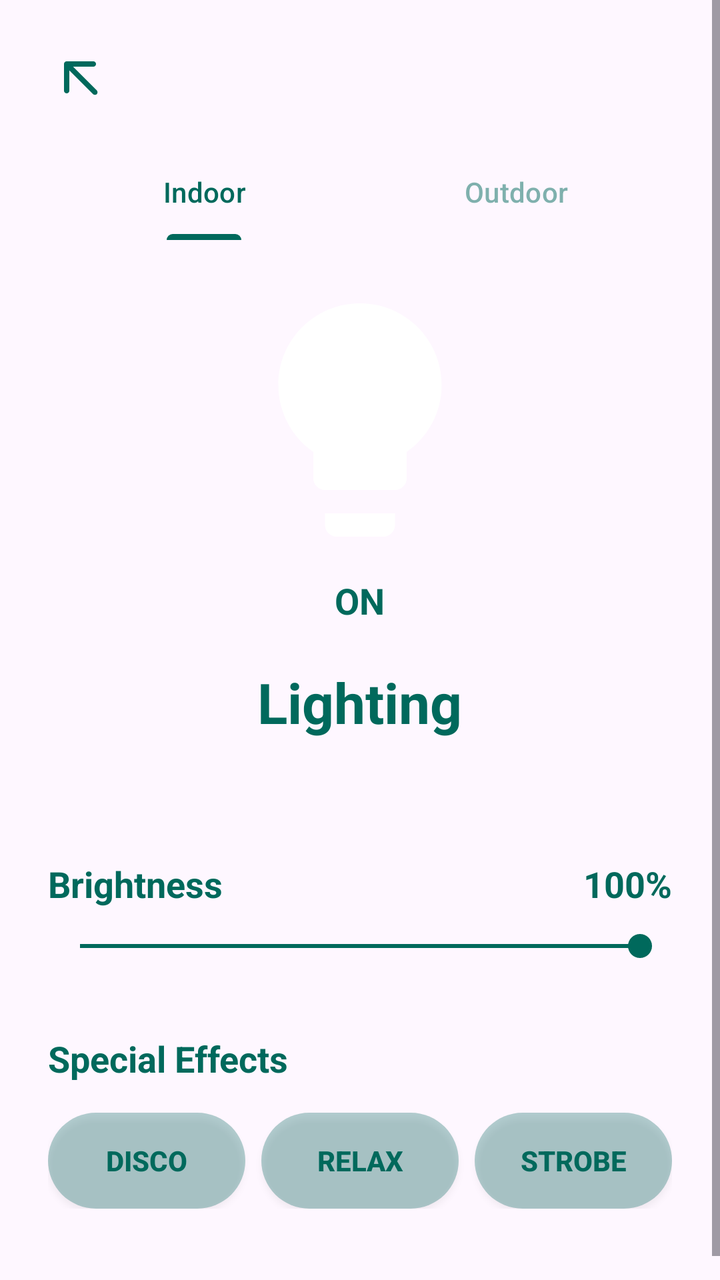
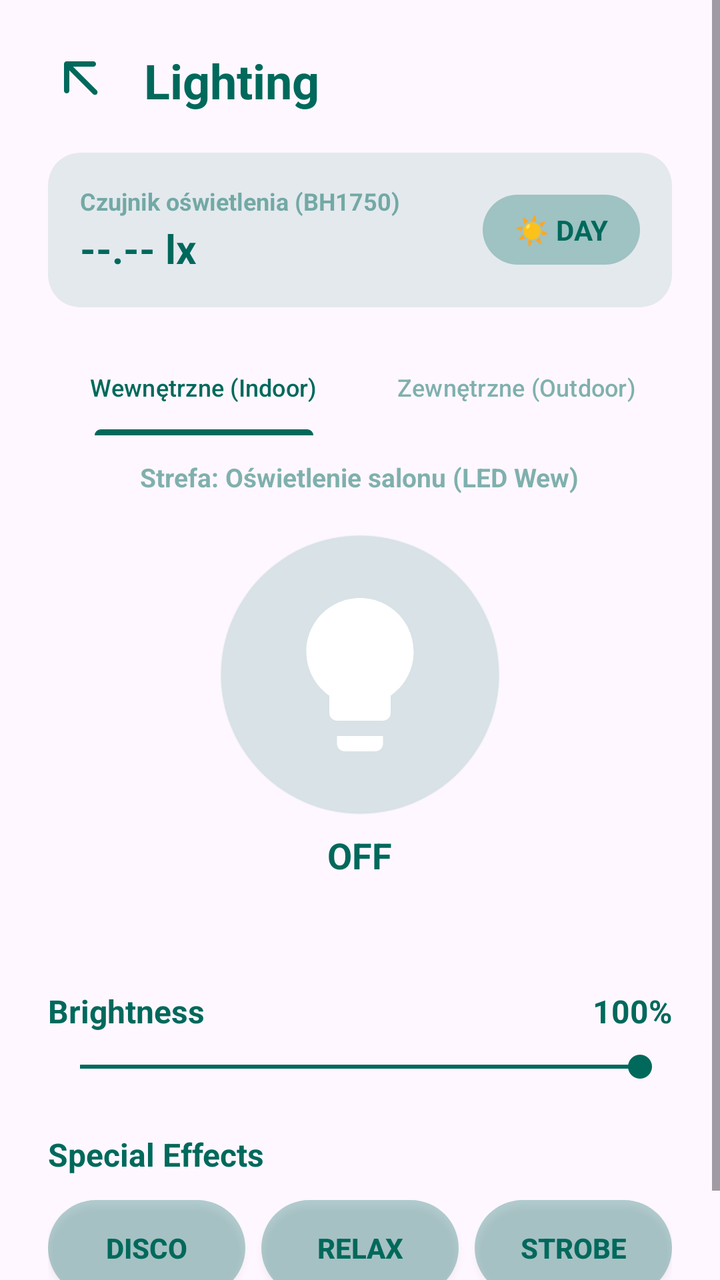

An Android layout rendered at two revisions. The XML below is the earlier revision; the diff shows what the commit changed to produce the second picture.
<!-- AndroidManifest.xml: application theme Theme.SmartHomeApp -->
<!-- res/layout/activity_lighting.xml -->
<?xml version="1.0" encoding="utf-8"?>
<ScrollView xmlns:android="http://schemas.android.com/apk/res/android"
    xmlns:app="http://schemas.android.com/apk/res-auto"
    android:layout_width="match_parent"
    android:layout_height="match_parent"
    android:background="?android:attr/windowBackground">

    <LinearLayout
        android:layout_width="match_parent"
        android:layout_height="wrap_content"
        android:orientation="vertical"
        android:padding="24dp"
        android:gravity="center_horizontal">

        <RelativeLayout
            android:layout_width="match_parent"
            android:layout_height="wrap_content">
            <ImageView
                android:id="@+id/btnBack"
                android:layout_width="32dp"
                android:layout_height="32dp"
                android:src="@drawable/ic_back"
                app:tint="#00695C"
                android:layout_alignParentStart="true" />
        </RelativeLayout>

        <com.google.android.material.tabs.TabLayout
            android:id="@+id/tabLightTarget"
            android:layout_width="match_parent"
            android:layout_height="wrap_content"
            android:layout_marginTop="16dp"
            android:background="@android:color/transparent"
            app:tabSelectedTextColor="#00695C"
            app:tabTextColor="#8000695C"
            app:tabIndicatorColor="#00695C">
            <com.google.android.material.tabs.TabItem
                android:layout_width="wrap_content"
                android:layout_height="wrap_content"
                android:text="Indoor" />
            <com.google.android.material.tabs.TabItem
                android:layout_width="wrap_content"
                android:layout_height="wrap_content"
                android:text="Outdoor" />
        </com.google.android.material.tabs.TabLayout>

        <ImageView
            android:id="@+id/ivLightButton"
            android:layout_width="140dp"
            android:layout_height="140dp"
            android:src="@drawable/ic_light_bulb"
            android:layout_marginTop="20dp"
            android:scaleType="fitCenter" />

        <TextView
            android:id="@+id/tvLightStatus"
            android:layout_width="wrap_content"
            android:layout_height="wrap_content"
            android:text="ON"
            android:textSize="18sp"
            android:textStyle="bold"
            android:textColor="#00695C"
            android:layout_marginTop="8dp"/>

        <TextView
            android:layout_width="wrap_content"
            android:layout_height="wrap_content"
            android:text="@string/title_lighting"
            android:textSize="28sp"
            android:textStyle="bold"
            android:textColor="#00695C"
            android:layout_marginTop="20dp"
            android:layout_marginBottom="25dp"/>

        <GridLayout
            android:id="@+id/colorGrid"
            android:layout_width="wrap_content"
            android:layout_height="wrap_content"
            android:columnCount="6"
            android:layout_gravity="center_horizontal"
            android:layout_marginBottom="35dp" />

        <LinearLayout
            android:layout_width="match_parent"
            android:layout_height="wrap_content"
            android:orientation="horizontal"
            android:layout_marginBottom="10dp">
            <TextView
                android:layout_width="0dp"
                android:layout_height="wrap_content"
                android:layout_weight="1"
                android:text="@string/label_brightness"
                android:textSize="18sp"
                android:textStyle="bold"
                android:textColor="#00695C" />
            <TextView
                android:id="@+id/tvBrightnessPercent"
                android:layout_width="wrap_content"
                android:layout_height="wrap_content"
                android:text="100%"
                android:textSize="18sp"
                android:textStyle="bold"
                android:textColor="#00695C" />
        </LinearLayout>

        <SeekBar
            android:id="@+id/brightnessSeekBar"
            android:layout_width="match_parent"
            android:layout_height="wrap_content"
            android:max="100"
            android:progress="100"
            android:progressTint="#00695C"
            android:thumbTint="#00695C"
            android:layout_marginBottom="35dp"/>

        <TextView
            android:layout_width="match_parent"
            android:layout_height="wrap_content"
            android:text="@string/label_special_effects"
            android:textSize="18sp"
            android:textStyle="bold"
            android:textColor="#00695C"
            android:layout_marginBottom="15dp"/>

        <LinearLayout
            android:layout_width="match_parent"
            android:layout_height="wrap_content"
            android:orientation="horizontal"
            android:weightSum="3"
            android:layout_marginBottom="24dp">

            <androidx.appcompat.widget.AppCompatButton
                android:id="@+id/btnDisco"
                android:layout_width="0dp"
                android:layout_height="wrap_content"
                android:layout_weight="1"
                android:text="@string/btn_disco"
                android:textStyle="bold"
                android:textColor="#00695C"
                android:background="@drawable/bg_heating_button"
                android:layout_marginEnd="8dp"/>

            <androidx.appcompat.widget.AppCompatButton
                android:id="@+id/btnRelax"
                android:layout_width="0dp"
                android:layout_height="wrap_content"
                android:layout_weight="1"
                android:text="@string/btn_relax"
                android:textStyle="bold"
                android:textColor="#00695C"
                android:background="@drawable/bg_heating_button"
                android:layout_marginEnd="8dp"/>

            <androidx.appcompat.widget.AppCompatButton
                android:id="@+id/btnStrobe"
                android:layout_width="0dp"
                android:layout_height="wrap_content"
                android:layout_weight="1"
                android:text="@string/btn_strobe"
                android:textStyle="bold"
                android:textColor="#00695C"
                android:background="@drawable/bg_heating_button"/>
        </LinearLayout>

        <LinearLayout
            android:id="@+id/layoutAutoMode"
            android:layout_width="match_parent"
            android:layout_height="wrap_content"
            android:orientation="horizontal"
            android:padding="16dp"
            android:gravity="center_vertical"
            android:visibility="gone">

            <TextView
                android:layout_width="0dp"
                android:layout_height="wrap_content"
                android:layout_weight="1"
                android:text="Auto Night Mode"
                android:textColor="#00695C"
                android:textSize="18sp"
                android:textStyle="bold" />

            <com.google.android.material.switchmaterial.SwitchMaterial
                android:id="@+id/switchAutoMode"
                android:layout_width="wrap_content"
                android:layout_height="wrap_content"
                app:thumbTint="#00695C"
                app:trackTint="#4D00695C" />


        </LinearLayout>

    </LinearLayout>
</ScrollView>
<!-- resources referenced by this layout -->
<resources>
  <!-- drawable bg_heating_button (drawable) -->
  <?xml version="1.0" encoding="utf-8"?>
  <selector xmlns:android="http://schemas.android.com/apk/res/android">
      <item android:state_pressed="true">
          <shape android:shape="rectangle">
              <solid android:color="#9900695C"/> <corners android:radius="24dp"/> </shape>
      </item>
  
      <item>
          <shape android:shape="rectangle">
              <solid android:color="#4D00695C"/> <corners android:radius="24dp"/>
          </shape>
      </item>
  </selector>
  <!-- drawable ic_back (drawable) -->
  <vector xmlns:android="http://schemas.android.com/apk/res/android" android:height="24dp" android:tint="#000000" android:viewportHeight="960" android:viewportWidth="960" android:width="24dp">
        
      <path android:fillColor="@android:color/white" android:pathData="M320,336L320,640Q320,657 308.5,668.5Q297,680 280,680Q263,680 251.5,668.5Q240,657 240,640L240,240Q240,223 251.5,211.5Q263,200 280,200L680,200Q697,200 708.5,211.5Q720,223 720,240Q720,257 708.5,268.5Q697,280 680,280L376,280L732,636Q743,647 743,664Q743,681 732,692Q721,703 704,703Q687,703 676,692L320,336Z"/>
      
  </vector>
  <!-- drawable ic_light_bulb (drawable) -->
  <?xml version="1.0" encoding="utf-8"?>
  <vector xmlns:android="http://schemas.android.com/apk/res/android"
      android:width="24dp"
      android:height="24dp"
      android:viewportWidth="24"
      android:viewportHeight="24">
      <path
          android:fillColor="#FFFFFF"
          android:pathData="M12,2C8.13,2 5,5.13 5,9c0,2.38 1.19,4.47 3,5.74L8,17c0,0.55 0.45,1 1,1h6c0.55,0 1,-0.45 1,-1v-2.26c1.81,-1.27 3,-3.36 3,-5.74 0,-3.87 -3.13,-7 -7,-7zM9,21c0,0.55 0.45,1 1,1h4c0.55,0 1,-0.45 1,-1v-1L9,20v1z"/>
  </vector>
  <string name="btn_disco">Disco</string>
  <string name="btn_relax">Relax</string>
  <string name="btn_strobe">Strobe</string>
  <string name="label_brightness">Brightness</string>
  <string name="label_special_effects">Special Effects</string>
  <string name="title_lighting">Lighting</string>
  <style name="Theme.SmartHomeApp" parent="Base.Theme.SmartHomeApp" />
  <style name="Base.Theme.SmartHomeApp" parent="Theme.Material3.DayNight.NoActionBar">
          
          
      </style>
</resources>

<!-- the commit's change to res/layout/activity_lighting.xml (unified diff, before → after) -->
@@ -8,46 +8,129 @@
     <LinearLayout
         android:layout_width="match_parent"
         android:layout_height="wrap_content"
+        android:gravity="center_horizontal"
         android:orientation="vertical"
-        android:padding="24dp"
-        android:gravity="center_horizontal">
-
-        <RelativeLayout
-            android:layout_width="match_parent"
-            android:layout_height="wrap_content">
+        android:padding="24dp">
+
+        
+        <LinearLayout
+            android:layout_width="match_parent"
+            android:layout_height="wrap_content"
+            android:gravity="center_vertical"
+            android:orientation="horizontal">
+
             <ImageView
                 android:id="@+id/btnBack"
                 android:layout_width="32dp"
                 android:layout_height="32dp"
                 android:src="@drawable/ic_back"
-                app:tint="#00695C"
-                android:layout_alignParentStart="true" />
-        </RelativeLayout>
-
+                app:tint="#00695C" />
+
+            <TextView
+                android:layout_width="wrap_content"
+                android:layout_height="wrap_content"
+                android:layout_marginStart="16dp"
+                android:text="@string/title_lighting"
+                android:textColor="#00695C"
+                android:textSize="24sp"
+                android:textStyle="bold" />
+        </LinearLayout>
+
+        
+        <androidx.cardview.widget.CardView
+            android:layout_width="match_parent"
+            android:layout_height="wrap_content"
+            android:layout_marginTop="20dp"
+            app:cardBackgroundColor="#1A00695C"
+            app:cardCornerRadius="16dp"
+            app:cardElevation="0dp">
+
+            <LinearLayout
+                android:layout_width="match_parent"
+                android:layout_height="wrap_content"
+                android:gravity="center_vertical"
+                android:orientation="horizontal"
+                android:padding="16dp">
+
+                <LinearLayout
+                    android:layout_width="0dp"
+                    android:layout_height="wrap_content"
+                    android:layout_weight="1"
+                    android:orientation="vertical">
+
+                    <TextView
+                        android:layout_width="wrap_content"
+                        android:layout_height="wrap_content"
+                        android:text="Czujnik oświetlenia (BH1750)"
+                        android:textColor="#8000695C"
+                        android:textSize="12sp"
+                        android:textStyle="bold" />
+
+                    <TextView
+                        android:id="@+id/tvLightSensorLux"
+                        android:layout_width="wrap_content"
+                        android:layout_height="wrap_content"
+                        android:layout_marginTop="2dp"
+                        android:text="--.-- lx"
+                        android:textColor="#00695C"
+                        android:textSize="20sp"
+                        android:textStyle="bold" />
+                </LinearLayout>
+
+                <TextView
+                    android:id="@+id/tvDayNightBadge"
+                    android:layout_width="wrap_content"
+                    android:layout_height="wrap_content"
+                    android:background="@drawable/bg_heating_button"
+                    android:paddingHorizontal="16dp"
+                    android:paddingVertical="8dp"
+                    android:text="☀️ DAY"
+                    android:textColor="#00695C"
+                    android:textSize="14sp"
+                    android:textStyle="bold" />
+            </LinearLayout>
+        </androidx.cardview.widget.CardView>
+
+        
         <com.google.android.material.tabs.TabLayout
             android:id="@+id/tabLightTarget"
             android:layout_width="match_parent"
             android:layout_height="wrap_content"
             android:layout_marginTop="16dp"
             android:background="@android:color/transparent"
+            app:tabIndicatorColor="#00695C"
             app:tabSelectedTextColor="#00695C"
-            app:tabTextColor="#8000695C"
-            app:tabIndicatorColor="#00695C">
+            app:tabTextColor="#8000695C">
+
             <com.google.android.material.tabs.TabItem
                 android:layout_width="wrap_content"
                 android:layout_height="wrap_content"
-                android:text="Indoor" />
+                android:text="Wewnętrzne (Indoor)" />
+
             <com.google.android.material.tabs.TabItem
                 android:layout_width="wrap_content"
                 android:layout_height="wrap_content"
-                android:text="Outdoor" />
+                android:text="Zewnętrzne (Outdoor)" />
         </com.google.android.material.tabs.TabLayout>
+
+        <TextView
+            android:id="@+id/tvZoneSubtitle"
+            android:layout_width="wrap_content"
+            android:layout_height="wrap_content"
+            android:layout_marginTop="12dp"
+            android:text="Strefa: Oświetlenie salonu (LED Wew)"
+            android:textColor="#8000695C"
+            android:textSize="13sp"
+            android:textStyle="bold" />
 
         <ImageView
             android:id="@+id/ivLightButton"
             android:layout_width="140dp"
             android:layout_height="140dp"
             android:src="@drawable/ic_light_bulb"
+            android:padding="24dp"
+            android:background="@drawable/color_circle"
+            android:backgroundTint="#2600695C"
             android:layout_marginTop="20dp"
             android:scaleType="fitCenter" />
 
@@ -55,139 +138,166 @@
             android:id="@+id/tvLightStatus"
             android:layout_width="wrap_content"
             android:layout_height="wrap_content"
-            android:text="ON"
+            android:layout_marginTop="8dp"
+            android:layout_marginBottom="20dp"
+            android:text="OFF"
+            android:textColor="#00695C"
             android:textSize="18sp"
-            android:textStyle="bold"
-            android:textColor="#00695C"
-            android:layout_marginTop="8dp"/>
-
-        <TextView
-            android:layout_width="wrap_content"
-            android:layout_height="wrap_content"
-            android:text="@string/title_lighting"
-            android:textSize="28sp"
-            android:textStyle="bold"
-            android:textColor="#00695C"
-            android:layout_marginTop="20dp"
-            android:layout_marginBottom="25dp"/>
-
+            android:textStyle="bold" />
+
+        
         <GridLayout
             android:id="@+id/colorGrid"
-            android:layout_width="wrap_content"
+            android:layout_width="match_parent"
             android:layout_height="wrap_content"
             android:columnCount="6"
+            android:alignmentMode="alignMargins"
             android:layout_gravity="center_horizontal"
             android:layout_marginBottom="35dp" />
 
+        
         <LinearLayout
             android:layout_width="match_parent"
             android:layout_height="wrap_content"
-            android:orientation="horizontal"
-            android:layout_marginBottom="10dp">
+            android:layout_marginBottom="8dp"
+            android:orientation="horizontal">
+
             <TextView
                 android:layout_width="0dp"
                 android:layout_height="wrap_content"
                 android:layout_weight="1"
                 android:text="@string/label_brightness"
-                android:textSize="18sp"
-                android:textStyle="bold"
-                android:textColor="#00695C" />
+                android:textColor="#00695C"
+                android:textSize="16sp"
+                android:textStyle="bold" />
+
             <TextView
                 android:id="@+id/tvBrightnessPercent"
                 android:layout_width="wrap_content"
                 android:layout_height="wrap_content"
                 android:text="100%"
-                android:textSize="18sp"
-                android:textStyle="bold"
-                android:textColor="#00695C" />
+                android:textColor="#00695C"
+                android:textSize="16sp"
+                android:textStyle="bold" />
         </LinearLayout>
 
         <SeekBar
             android:id="@+id/brightnessSeekBar"
             android:layout_width="match_parent"
             android:layout_height="wrap_content"
+            android:layout_marginBottom="24dp"
             android:max="100"
             android:progress="100"
             android:progressTint="#00695C"
-            android:thumbTint="#00695C"
-            android:layout_marginBottom="35dp"/>
-
-        <TextView
-            android:layout_width="match_parent"
-            android:layout_height="wrap_content"
-            android:text="@string/label_special_effects"
-            android:textSize="18sp"
-            android:textStyle="bold"
-            android:textColor="#00695C"
-            android:layout_marginBottom="15dp"/>
-
+            android:thumbTint="#00695C" />
+
+        
         <LinearLayout
-            android:layout_width="match_parent"
-            android:layout_height="wrap_content"
-            android:orientation="horizontal"
-            android:weightSum="3"
-            android:layout_marginBottom="24dp">
-
-            <androidx.appcompat.widget.AppCompatButton
-                android:id="@+id/btnDisco"
-                android:layout_width="0dp"
-                android:layout_height="wrap_content"
-                android:layout_weight="1"
-                android:text="@string/btn_disco"
-                android:textStyle="bold"
+            android:id="@+id/layoutIndoorEffects"
+            android:layout_width="match_parent"
+            android:layout_height="wrap_content"
+            android:orientation="vertical"
+            android:visibility="visible">
+
+            <TextView
+                android:layout_width="match_parent"
+                android:layout_height="wrap_content"
+                android:layout_marginBottom="12dp"
+                android:text="@string/label_special_effects"
                 android:textColor="#00695C"
-                android:background="@drawable/bg_heating_button"
-                android:layout_marginEnd="8dp"/>
-
-            <androidx.appcompat.widget.AppCompatButton
-                android:id="@+id/btnRelax"
-                android:layout_width="0dp"
-                android:layout_height="wrap_content"
-                android:layout_weight="1"
-                android:text="@string/btn_relax"
-                android:textStyle="bold"
-                android:textColor="#00695C"
-                android:background="@drawable/bg_heating_button"
-                android:layout_marginEnd="8dp"/>
-
-            <androidx.appcompat.widget.AppCompatButton
-                android:id="@+id/btnStrobe"
-                android:layout_width="0dp"
-                android:layout_height="wrap_content"
-                android:layout_weight="1"
-                android:text="@string/btn_strobe"
-                android:textStyle="bold"
-                android:textColor="#00695C"
-                android:background="@drawable/bg_heating_button"/>
+                android:textSize="16sp"
+                android:textStyle="bold" />
+
+            <LinearLayout
+                android:layout_width="match_parent"
+                android:layout_height="wrap_content"
+                android:layout_marginBottom="16dp"
+                android:orientation="horizontal"
+                android:weightSum="3">
+
+                <androidx.appcompat.widget.AppCompatButton
+                    android:id="@+id/btnDisco"
+                    android:layout_width="0dp"
+                    android:layout_height="wrap_content"
+                    android:layout_marginEnd="8dp"
+                    android:layout_weight="1"
+                    android:background="@drawable/bg_heating_button"
+                    android:text="@string/btn_disco"
+                    android:textColor="#00695C"
+                    android:textStyle="bold" />
+
+                <androidx.appcompat.widget.AppCompatButton
+                    android:id="@+id/btnRelax"
+                    android:layout_width="0dp"
+                    android:layout_height="wrap_content"
+                    android:layout_marginEnd="8dp"
+                    android:layout_weight="1"
+                    android:background="@drawable/bg_heating_button"
+                    android:text="@string/btn_relax"
+                    android:textColor="#00695C"
+                    android:textStyle="bold" />
+
+                <androidx.appcompat.widget.AppCompatButton
+                    android:id="@+id/btnStrobe"
+                    android:layout_width="0dp"
+                    android:layout_height="wrap_content"
+                    android:layout_weight="1"
+                    android:background="@drawable/bg_heating_button"
+                    android:text="@string/btn_strobe"
+                    android:textColor="#00695C"
+                    android:textStyle="bold" />
+            </LinearLayout>
         </LinearLayout>
 
-        <LinearLayout
+        
+        <androidx.cardview.widget.CardView
             android:id="@+id/layoutAutoMode"
             android:layout_width="match_parent"
             android:layout_height="wrap_content"
-            android:orientation="horizontal"
-            android:padding="16dp"
-            android:gravity="center_vertical"
-            android:visibility="gone">
-
-            <TextView
-                android:layout_width="0dp"
-                android:layout_height="wrap_content"
-                android:layout_weight="1"
-                android:text="Auto Night Mode"
-                android:textColor="#00695C"
-                android:textSize="18sp"
-                android:textStyle="bold" />
-
-            <com.google.android.material.switchmaterial.SwitchMaterial
-                android:id="@+id/switchAutoMode"
-                android:layout_width="wrap_content"
-                android:layout_height="wrap_content"
-                app:thumbTint="#00695C"
-                app:trackTint="#4D00695C" />
-
-
-        </LinearLayout>
+            android:visibility="gone"
+            app:cardBackgroundColor="#1A00695C"
+            app:cardCornerRadius="16dp"
+            app:cardElevation="0dp">
+
+            <LinearLayout
+                android:layout_width="match_parent"
+                android:layout_height="wrap_content"
+                android:gravity="center_vertical"
+                android:orientation="horizontal"
+                android:padding="16dp">
+
+                <LinearLayout
+                    android:layout_width="0dp"
+                    android:layout_height="wrap_content"
+                    android:layout_weight="1"
+                    android:orientation="vertical">
+
+                    <TextView
+                        android:layout_width="wrap_content"
+                        android:layout_height="wrap_content"
+                        android:text="Tryb automatyczny (Czujnik zmierzchu)"
+                        android:textColor="#00695C"
+                        android:textSize="15sp"
+                        android:textStyle="bold" />
+
+                    <TextView
+                        android:layout_width="wrap_content"
+                        android:layout_height="wrap_content"
+                        android:layout_marginTop="2dp"
+                        android:text="Włącza oświetlenie elewacji w nocy (&lt; 100 lx)"
+                        android:textColor="#8000695C"
+                        android:textSize="12sp" />
+                </LinearLayout>
+
+                <com.google.android.material.switchmaterial.SwitchMaterial
+                    android:id="@+id/switchAutoMode"
+                    android:layout_width="wrap_content"
+                    android:layout_height="wrap_content"
+                    android:checked="true"
+                    app:thumbTint="#00695C"
+                    app:trackTint="#4D00695C" />
+            </LinearLayout>
+        </androidx.cardview.widget.CardView>
 
     </LinearLayout>
 </ScrollView>
<!-- resource entries referenced after the edit -->
@@ -14,6 +14,19 @@
           </shape>
       </item>
   </selector>
+  <!-- drawable color_circle (drawable) -->
+  <?xml version="1.0" encoding="utf-8"?>
+  <shape xmlns:android="http://schemas.android.com/apk/res/android"
+      android:shape="oval">
+  
+      <solid android:color="#FFFFFF" />
+  
+      <stroke
+          android:width="1dp"
+          android:color="#33000000" />
+  
+      <size android:width="50dp" android:height="50dp" />
+  </shape>
   <!-- drawable ic_back (drawable) -->
   <vector xmlns:android="http://schemas.android.com/apk/res/android" android:height="24dp" android:tint="#000000" android:viewportHeight="960" android:viewportWidth="960" android:width="24dp">
         
